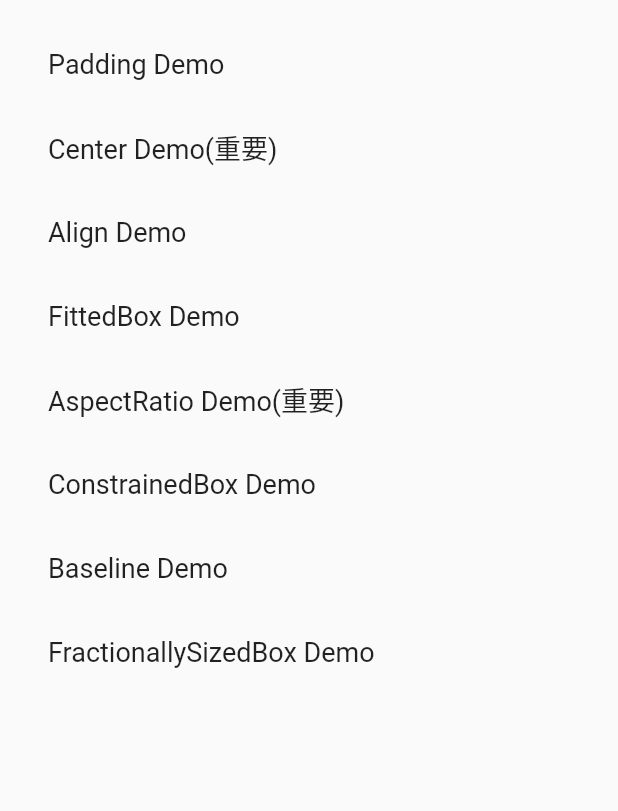
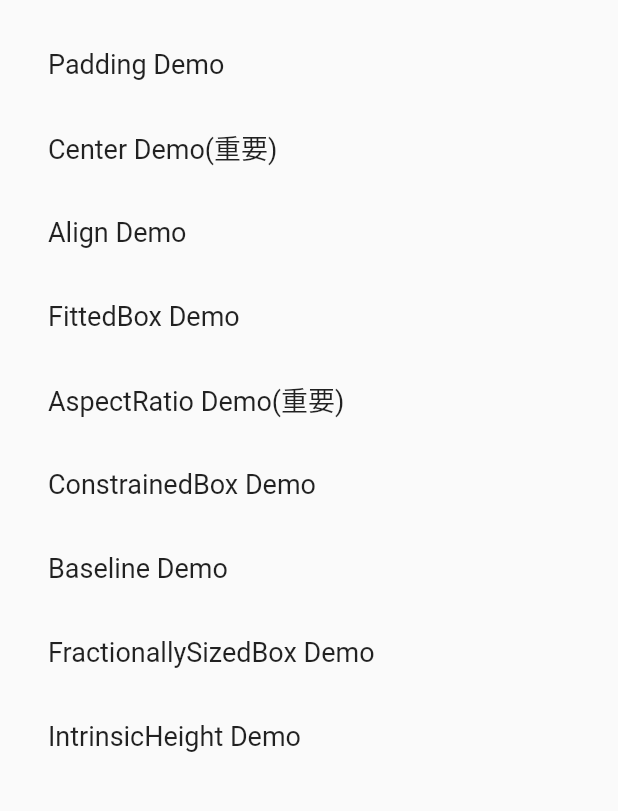
Before and after one commit to lhalcyon/flutter_study, a Flutter app: the SingleLayoutPage screen opened directly, on a phone screen of 412 x 824 dp, the part 86-897 px from its top. Run offline on Flutter 3.47's test engine with Material 2 defaults, Android fonts, the phone set to English and light mode, and no system bars.

Commit message:
Text界面+手势;todo 优化界面

```diff
--- a/lib/layout/single/demo_constrainedbox.dart
+++ b/lib/layout/single/demo_constrainedbox.dart
@@ -1,7 +1,6 @@
 import 'package:flutter/material.dart';
 
 class DemoConstrainedBox extends StatelessWidget {
-
 
   @override
   Widget build(BuildContext context) {
@@ -9,10 +8,9 @@ class DemoConstrainedBox extends StatelessWidget {
       color: Colors.blueGrey,
       alignment: Alignment.center,
       child: new ConstrainedBox(
-        constraints: const BoxConstraints.expand(width: 300.0 ,height: 300.0),
-        child: const Card(child: const Text('Halcyon',
+        constraints: new BoxConstraints(minHeight: 100.0,maxHeight: 300.0,minWidth: 100.0,maxWidth: 300.0),
+        child: const Card(child: const Text('Halcyon Days',
             style: const TextStyle(color: Colors.teal, fontSize: 24.0)),),
-
       ),
     );
   }
--- a/lib/layout/single/main_layout_single.dart
+++ b/lib/layout/single/main_layout_single.dart
@@ -1,4 +1,5 @@
 import 'package:flutter/material.dart';
+import 'package:vue_study/layout/single/demo_Intrinsic_height.dart';
 import 'package:vue_study/layout/single/demo_align.dart';
 import 'package:vue_study/layout/single/demo_aspect_ratio.dart';
 import 'package:vue_study/layout/single/demo_baseline.dart';
@@ -37,15 +38,16 @@ class SingleLayoutState extends State<SingleLayoutPage> {
   final _biggerFont = const TextStyle(fontSize: 18.0);
 
   final _demoPageList = <PageEntry>[
-    new PageEntry('Container Demo(重要)', new DemoContainer()),
-    new PageEntry('Padding Demo', new DemoPadding()),
-    new PageEntry('Center Demo(重要)', new DemoCenter()),
-    new PageEntry('Align Demo', new DemoAlign()),
-    new PageEntry('FittedBox Demo', new DemoFittedBox()),
-    new PageEntry('AspectRatio Demo(重要)', new DemoAspectRatio()),
-    new PageEntry('ConstrainedBox Demo', new DemoConstrainedBox()),
-    new PageEntry('Baseline Demo', new DemoBaseline()),
-    new PageEntry('FractionallySizedBox Demo', new DemoFractionallySizedBox()),
+    new PageEntry('Container Demo(重要)', new DemoContainer(),"container"),
+    new PageEntry('Padding Demo', new DemoPadding(),null),
+    new PageEntry('Center Demo(重要)', new DemoCenter(),null),
+    new PageEntry('Align Demo', new DemoAlign(),null),
+    new PageEntry('FittedBox Demo', new DemoFittedBox(),null),
+    new PageEntry('AspectRatio Demo(重要)', new DemoAspectRatio(),null),
+    new PageEntry('ConstrainedBox Demo', new DemoConstrainedBox(),null),
+    new PageEntry('Baseline Demo', new DemoBaseline(),null),
+    new PageEntry('FractionallySizedBox Demo', new DemoFractionallySizedBox(),null),
+    new PageEntry('IntrinsicHeight Demo', new DemoIntrinsicHeight(),null),
   ];
 
   Widget _buildDemoPage() {
@@ -78,7 +80,10 @@ class SingleLayoutState extends State<SingleLayoutPage> {
           new MaterialPageRoute(builder: (context) {
             return new Scaffold(
                 appBar: new AppBar(
-                    title: new Text(demo.title)
+                    title: new Text(demo.title),
+                    actions: <Widget>[
+//                      demo.desc != null ? new IconButton(icon: new Icon(Icons.message,color: Colors.white,), onPressed: _showMessage(context,demo.desc)) : new Text('')
+                    ],
                 ),
                 body: widget
             );
@@ -87,6 +92,24 @@ class SingleLayoutState extends State<SingleLayoutPage> {
     }
   }
 
+  _showMessage(BuildContext context, String desc) {
+    showModalBottomSheet<Null>(context: context, builder: (BuildContext context) {
+      return new Container(
+          child: new Padding(
+              padding: const EdgeInsets.all(32.0),
+              child: new Text('This is the modal bottom sheet. Click anywhere to dismiss.',
+                  textAlign: TextAlign.center,
+                  style: new TextStyle(
+                      color: Theme.of(context).accentColor,
+                      fontSize: 24.0
+                  )
+              )
+          )
+      );
+    });
+  }
+
+
 
   @override
   Widget build(BuildContext context) {
@@ -94,4 +117,8 @@ class SingleLayoutState extends State<SingleLayoutPage> {
         body: _buildDemoPage()
     );
   }
+
+
+
+
 }
--- a/lib/route/routes.dart
+++ b/lib/route/routes.dart
@@ -6,8 +6,11 @@ class RoutePath {
 
   static final String home = "/home";
 
+  static final String text = "/text";
+
   static final String layoutSingle = "/layout/single";
 
   static final String layoutMulti = "/layout/multi";
 
+
 }
```
Also changed, not shown: lib/complex/banner_view.dart (deleted, +0 -35 lines), lib/drawer/drawer.dart (deleted, +0 -63 lines), lib/layout/single/demo_Intrinsic_height.dart (added, +17 -0 lines), lib/main.dart (+24 -5 lines), lib/text/demo_text.dart (added, +44 -0 lines).
